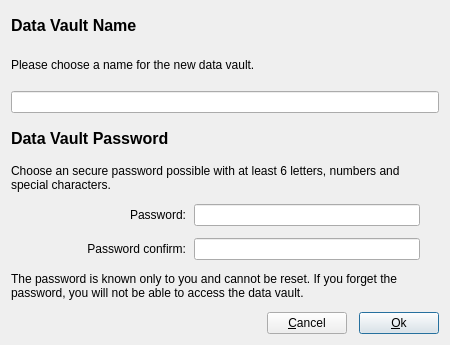
Above: src/uis/DataVaultDialog.ui from chmmou/olbaflinx before the change. Below: the same form after it.
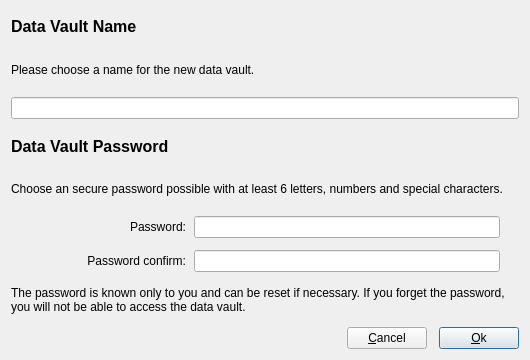
That is the form after the change. Icons and pictures are not drawn.

Diff of the .ui file:
```diff
--- a/src/uis/DataVaultDialog.ui
+++ b/src/uis/DataVaultDialog.ui
@@ -6,14 +6,14 @@
    <rect>
     <x>0</x>
     <y>0</y>
-    <width>450</width>
-    <height>345</height>
+    <width>530</width>
+    <height>360</height>
    </rect>
   </property>
   <property name="minimumSize">
    <size>
-    <width>450</width>
-    <height>345</height>
+    <width>530</width>
+    <height>360</height>
    </size>
   </property>
   <property name="windowTitle">
@@ -252,7 +252,7 @@
    <item>
     <widget class="QLabel" name="labelVaultPasswordDescriptionBottom">
      <property name="text">
-      <string>The password is known only to you and cannot be reset. If you forget the password, you will not be able to access the data vault.</string>
+      <string>The password is known only to you and can be reset if necessary. If you forget the password, you will not be able to access the data vault.</string>
      </property>
      <property name="textFormat">
       <enum>Qt::PlainText</enum>
```
